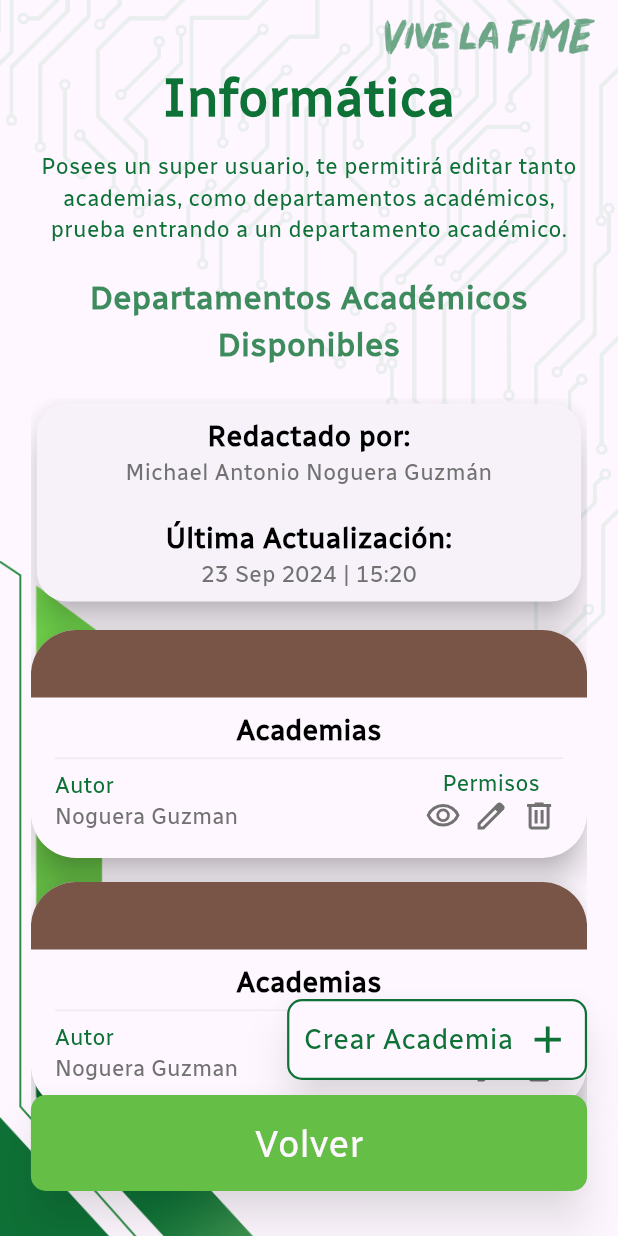
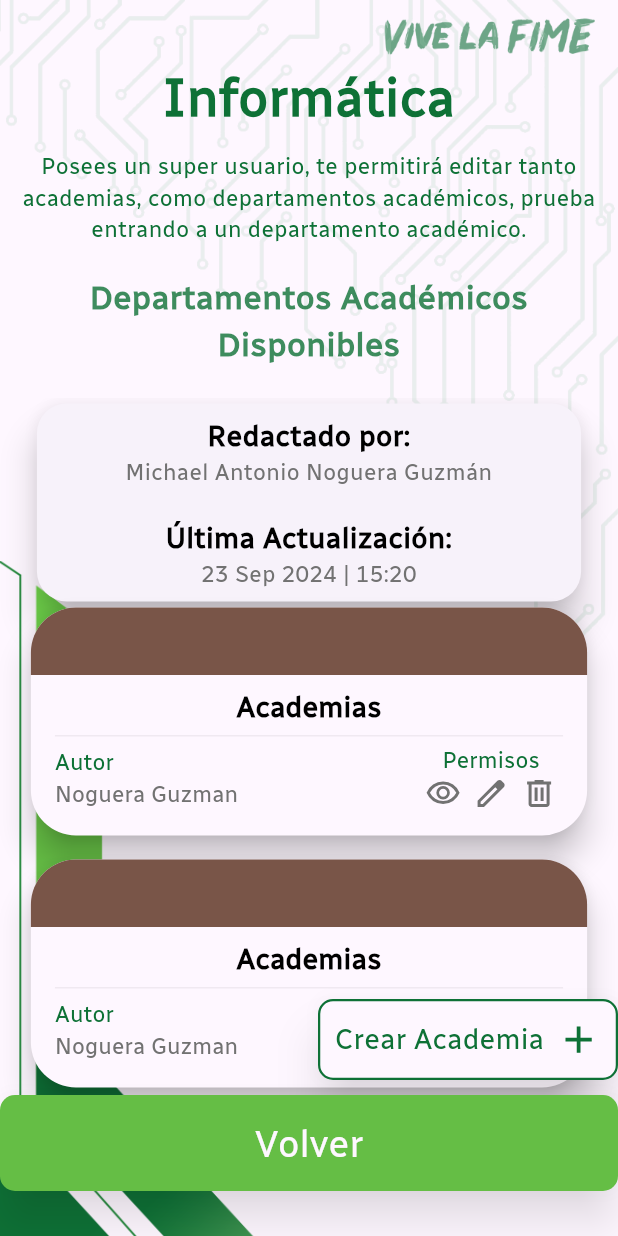
Before and after one commit to AntonioNoguera/project_atenea, a Flutter app: the ManageContentPage screen opened directly, after a tap on "Temas Selectos de Materia Genérica", on a phone screen of 412 x 824 dp. Run offline on Flutter 3.47's test engine with Material 3 defaults, Android fonts, the phone set to English and light mode, and no system bars; our stand-ins replace cloud_firestore, firebase_core, flutter_colorpicker, flutter_svg, fluttertoast, get_it and 1 more; accounts and stored records are empty.

Commit message:
Feat [ UX/UIX Improves ] -> Improves on the scrollview

```diff
--- a/lib/src/presentation/pages/home/content_management/departments/academic_department_detail_page.dart
+++ b/lib/src/presentation/pages/home/content_management/departments/academic_department_detail_page.dart
@@ -1,10 +1,12 @@
 import 'package:flutter/material.dart';
+import 'package:proyect_atenea/src/presentation/pages/home/content_management/academies/academy_create_new_page.dart';
 import 'package:proyect_atenea/src/presentation/pages/home/content_management/academies/academy_item_row.dart';
 import 'package:proyect_atenea/src/presentation/pages/home/content_management/departments/academic_department_item_row.dart';
 import 'package:proyect_atenea/src/presentation/pages/home/my_subects/widgets/home_subject.dart';
 import 'package:proyect_atenea/src/presentation/values/app_theme.dart';
 import 'package:proyect_atenea/src/presentation/widgets/atenea_button.dart';
 import 'package:proyect_atenea/src/presentation/widgets/atenea_card.dart';
+import 'package:proyect_atenea/src/presentation/widgets/atenea_page_animator.dart';
 import 'package:proyect_atenea/src/presentation/widgets/atenea_scaffold.dart';
 
 class AcademicDepartmentDetailPage extends StatefulWidget {
@@ -40,7 +42,6 @@ class _AcademicDepartmentDetailPageState extends State<AcademicDepartmentDetailP
     return AteneaScaffold(
       body: Padding(
         padding: EdgeInsets.symmetric(
-          horizontal: MediaQuery.of(context).size.width * 0.05,
           vertical: 30.0,
         ),
         child: Stack(
@@ -81,7 +82,10 @@ class _AcademicDepartmentDetailPageState extends State<AcademicDepartmentDetailP
                 Expanded(
                   child: SingleChildScrollView(
                     controller: _scrollController,
-                    child: Column(
+                    child:
+                    Padding(
+                      padding: EdgeInsets.symmetric(horizontal: MediaQuery.of(context).size.width * 0.05,),
+                      child:  Column(
                       crossAxisAlignment: CrossAxisAlignment.center,
                       children: [
                          AteneaCard(
@@ -128,8 +132,6 @@ class _AcademicDepartmentDetailPageState extends State<AcademicDepartmentDetailP
                             )
                           ),
 
-                        const SizedBox(height: 15.0,),
-
                           Column(
                             children: List.generate(20, (index) {
                               return AcademyItemRow();
@@ -137,6 +139,7 @@ class _AcademicDepartmentDetailPageState extends State<AcademicDepartmentDetailP
                           ),
                         ],
                       ),
+                    )
                   ),
                 ),
 
@@ -166,7 +169,10 @@ class _AcademicDepartmentDetailPageState extends State<AcademicDepartmentDetailP
                           backgroundColor: AppColors.ateneaWhite,
                           textStyle: AppTextStyles.builder(color: AppColors.primaryColor, size: FontSizes.body1),
                           onPressed: () {
-                            Navigator.pop(context);
+                            Navigator.push(
+                              context,
+
+                              AteneaPageAnimator(page: AcademyCreateNewPage()) );
                           },
                         ),
                       ),
--- a/lib/src/presentation/pages/home/content_management/departments/academic_department_item_row.dart
+++ b/lib/src/presentation/pages/home/content_management/departments/academic_department_item_row.dart
@@ -87,26 +87,26 @@ class AcademicDepartmentItemRow extends StatelessWidget {
                             ],
                           ),
                         ),
-                        Expanded(
-                          child: Column(
-                            crossAxisAlignment: CrossAxisAlignment.end,
+
+                        Column(
+                          crossAxisAlignment: CrossAxisAlignment.center,
                           children: [
                             Text(
-                                'Autor',
+                              'Academias disponibles',
                               style: AppTextStyles.builder(
                                 color: AppColors.primaryColor,
                                 size: FontSizes.body2,
                               ),
                             ),
                             Text(
-                                'Noguera Guzman',
+                              '12',
+                              textAlign: TextAlign.center,
                               style: AppTextStyles.builder(
                                 color: AppColors.grayColor,
                                 size: FontSizes.body2,
                               ),
                             ),
                           ],
-                          ),
                         ),
                       ],
                     ),
--- a/lib/src/presentation/pages/home/content_management/manage_content_page.dart
+++ b/lib/src/presentation/pages/home/content_management/manage_content_page.dart
@@ -16,7 +16,6 @@ class ManageContentPage extends StatelessWidget {
     return AteneaScaffold(
       body: Padding(
         padding: EdgeInsets.symmetric(
-          horizontal: MediaQuery.of(context).size.width * 0.05,
           vertical: 30.0,
         ),
         child: Stack(
@@ -48,7 +47,6 @@ class ManageContentPage extends StatelessWidget {
                 const SizedBox(height: 15),
 
                 Text(
-
                   textAlign: TextAlign.center,
                   'Departamentos Académicos Disponibles',
                   style: AppTextStyles.builder(
@@ -62,6 +60,9 @@ class ManageContentPage extends StatelessWidget {
 
                 Expanded(
                   child: SingleChildScrollView(
+                    child: Padding(
+                    padding: EdgeInsets.symmetric(horizontal:  MediaQuery.of(context).size.width * 0.05), // Define el padding horizontal
+
                       child: Column(
                         children: [
                           const SizedBox(height: 10),
@@ -69,18 +70,20 @@ class ManageContentPage extends StatelessWidget {
                             children: List.generate(8, (index) {
                               return AcademicDepartmentItemRow();
                             }),
-                        )
+                          ),
                         ],
                       ),
                     ),
                   ),
+                ),
+
                 const SizedBox(height: 45.0),
               ],
             ),
             Positioned(
               bottom: 0,
-              left: 0,
-              right: 0,
+              left:  MediaQuery.of(context).size.width * 0.05,
+              right:  MediaQuery.of(context).size.width * 0.05,
               child: Column(
                 children: [
                   Row(
--- a/lib/src/presentation/subjects/subject_detail_page.dart
+++ b/lib/src/presentation/subjects/subject_detail_page.dart
@@ -22,7 +22,7 @@ class _SubjectDetailPageState extends State<SubjectDetailPage> {
         children: List.generate(2, (index) {
             return ThemeOrFileSubject(
               contentType: 'Contenido del tema',
-              hasSvg: index == 1,
+              hasSvg: false,
             );
           }),
         ),
@@ -31,7 +31,7 @@ class _SubjectDetailPageState extends State<SubjectDetailPage> {
         children: List.generate(1, (index) {
             return ThemeOrFileSubject(
               contentType: 'Recursos',
-              hasSvg: index == 1,
+              hasSvg: true,
             );
           }),
         ),
--- a/lib/src/presentation/subjects/widgets/member_row.dart
+++ b/lib/src/presentation/subjects/widgets/member_row.dart
@@ -19,7 +19,7 @@ class MemberRow extends StatelessWidget {
   @override
   Widget build(BuildContext context) {
     return Container(
-      padding: const EdgeInsets.symmetric(horizontal: 16.0, vertical: 10.0),
+      padding: const EdgeInsets.symmetric(horizontal: 16.0, vertical: 12.0),
       margin: const EdgeInsets.all(0),
       decoration: BoxDecoration(
         color: backgroundColor,
@@ -41,8 +41,8 @@ class MemberRow extends StatelessWidget {
             SvgPicture.asset(
               'assets/svg/view_file.svg',
               color : textColor,
-              height: 27.0,
-              width: 27.0,
+              height: 22.0,
+              width: 22.0,
             ),
         ],
       ),
```
Also changed, not shown: lib/src/presentation/pages/home/content_management/academies/academy_create_new_page.dart (added, +46 -0 lines), lib/src/presentation/pages/home/content_management/academies/academy_detail_page.dart (+13 -3 lines), lib/src/presentation/pages/home/content_management/subjects/subject_create_new_page.dart (added, +46 -0 lines), assets/svg/view_file.svg. Lines whose indentation alone changed are shown as unchanged.
